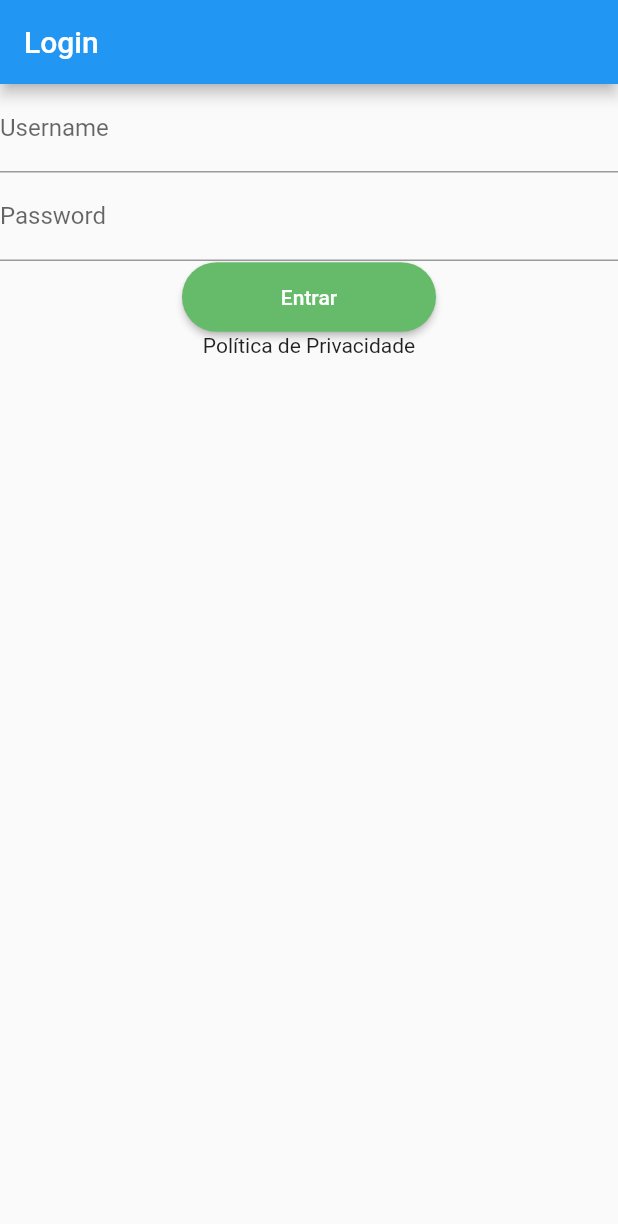
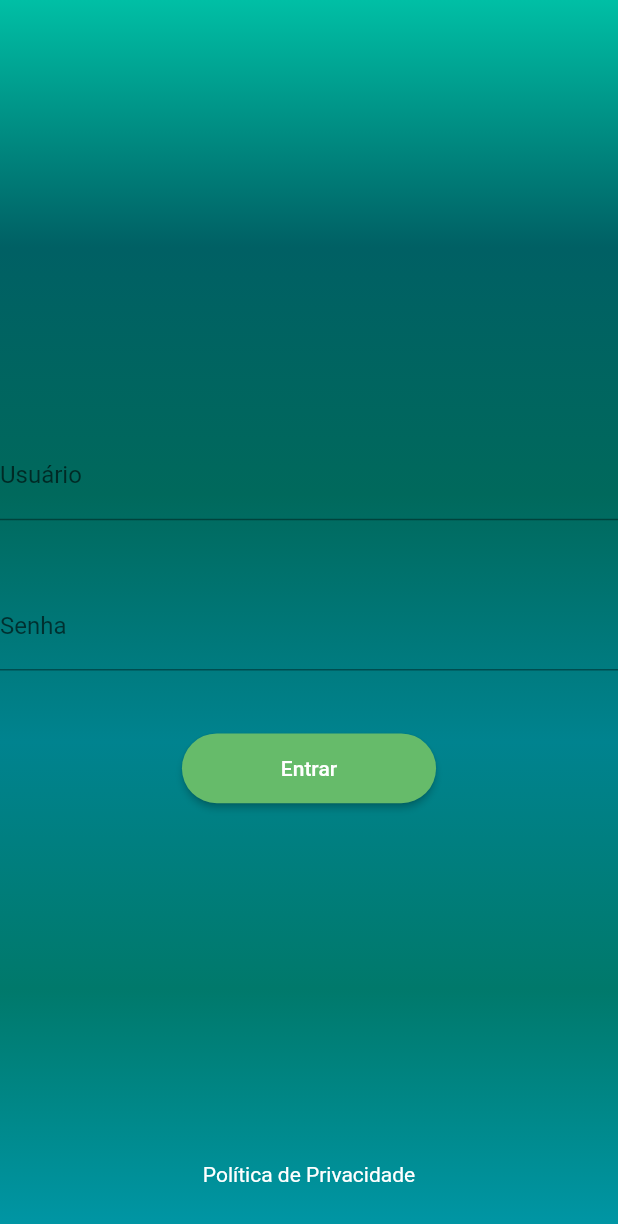
Before and after one commit to endyjams/LoginPage, a Flutter app: the screen it shows after launch, after a tap on "Política de Privacidade", on a phone screen of 412 x 824 dp. Shown: the top 1224 px of the screen. Run offline on Flutter 3.47's test engine with Material 2 defaults, Android fonts, the phone set to English and light mode, and no system bars; our stand-ins replace flutter_mobx, mobx; generated files the repository leaves out were written again.

Commit message:
changes: adding linear color gradient to screen

```diff
--- /dev/null
+++ b/lib/core/theme/gradient_background.dart
@@ -0,0 +1,16 @@
+import 'package:flutter/material.dart';
+
+LinearGradient GradientBackground() {
+  return LinearGradient(
+    begin: Alignment.topCenter,
+    end: Alignment.bottomCenter,
+    colors: [
+      Colors.tealAccent.shade700,
+      Colors.cyan.shade900,
+      Colors.teal.shade800,
+      Colors.cyan.shade800,
+      Colors.teal.shade700,
+      Colors.cyan.shade700,
+    ],
+  );
+}
--- a/lib/features/authentication/presentation/view/login_page.dart
+++ b/lib/features/authentication/presentation/view/login_page.dart
@@ -1,14 +1,14 @@
 import 'package:flutter/material.dart';
+import 'package:login_page/core/theme/gradient_background.dart';
 import 'package:login_page/features/authentication/presentation/widgets/login_form.dart';
 import 'package:url_launcher/url_launcher.dart';
 
 class LoginPage extends StatelessWidget {
+  const LoginPage({super.key});
+
   Future<void> _launchURL(Uri url) async {
     if (await canLaunchUrl(url)) {
-      await launchUrl(
-        url,
-        mode: LaunchMode.inAppBrowserView
-      );
+      await launchUrl(url);
     } else {
       debugPrint('Could not launch $url');
     }
@@ -17,16 +17,37 @@ class LoginPage extends StatelessWidget {
   @override
   Widget build(BuildContext context) {
     return Scaffold(
-      appBar: AppBar(title: Text('Login')),
-      body: Column(
-        children: [
-          LoginForm(),
-          InkWell(
-            child: Text('Política de Privacidade'),
-            onTap: () => _launchURL(Uri.parse('https://google.com')),
-          )
-        ],
+        body: Container(
+      decoration: BoxDecoration(gradient: GradientBackground()),
+      child: Center(
+        child: Stack(
+          children: [
+            const Align(
+              alignment: Alignment.center,
+              child: LoginForm(),
+            ),
+            Align(
+              alignment: Alignment.bottomCenter,
+              child: SingleChildScrollView(
+                child: Column(
+                  children: [
+                    InkWell(
+                      onTap: () =>
+                          _launchURL(Uri.parse('https://www.google.com')),
+                      child: const Text(
+                        'Política de Privacidade',
+                        textAlign: TextAlign.center,
+                        style: TextStyle(color: Colors.white),
+                      ),
+                    ),
+                    SizedBox(height: MediaQuery.of(context).size.height * 0.04)
+                  ],
+                ),
+              ),
+            ),
+          ],
+        ),
       ),
-    );
+    ));
   }
 }
--- a/lib/features/authentication/presentation/widgets/login_form.dart
+++ b/lib/features/authentication/presentation/widgets/login_form.dart
@@ -2,6 +2,7 @@ import 'package:flutter/material.dart';
 import 'package:flutter_mobx/flutter_mobx.dart';
 import 'package:login_page/features/authentication/state/login_store.dart';
 import 'package:provider/provider.dart';
+import 'package:url_launcher/url_launcher.dart';
 
 class LoginForm extends StatelessWidget {
   const LoginForm({super.key});
@@ -10,7 +11,7 @@ class LoginForm extends StatelessWidget {
   Widget build(BuildContext context) {
     final loginStore = Provider.of<LoginStore>(context);
 
-    return Form(
+    return SingleChildScrollView(
       child: Column(
         children: <Widget>[
           Observer(
@@ -20,11 +21,12 @@ class LoginForm extends StatelessWidget {
                 loginStore.validateUsername();
               },
               decoration: InputDecoration(
-                labelText: 'Username',
+                labelText: 'Usuário',
                 errorText: loginStore.usernameError,
               ),
             ),
           ),
+          SizedBox(height: MediaQuery.of(context).size.height * 0.05),
           Observer(
             builder: (_) => TextFormField(
               onChanged: (value) {
@@ -32,11 +34,12 @@ class LoginForm extends StatelessWidget {
               },
               obscureText: true,
               decoration: InputDecoration(
-                labelText: 'Password',
+                labelText: 'Senha',
                 errorText: loginStore.passwordError,
               ),
             ),
           ),
+          SizedBox(height: MediaQuery.of(context).size.height * 0.05),
           Observer(
             builder: (_) => ElevatedButton(
               onPressed: () {
@@ -46,7 +49,7 @@ class LoginForm extends StatelessWidget {
               },
               style: ElevatedButton.styleFrom(
                 shape: const StadiumBorder(),
-                backgroundColor: Colors.green[400],
+                backgroundColor: Colors.green.shade400,
                 padding: EdgeInsets.symmetric(
                   horizontal: MediaQuery.of(context).size.width * 0.16,
                   vertical: MediaQuery.of(context).size.height * 0.0185,
@@ -55,7 +58,6 @@ class LoginForm extends StatelessWidget {
               child: const Text('Entrar'),
             ),
           ),
-          // Add more widgets as needed
         ],
       ),
     );
```
Also changed, not shown: lib/main.dart (+6 -5 lines), 4 other files.
